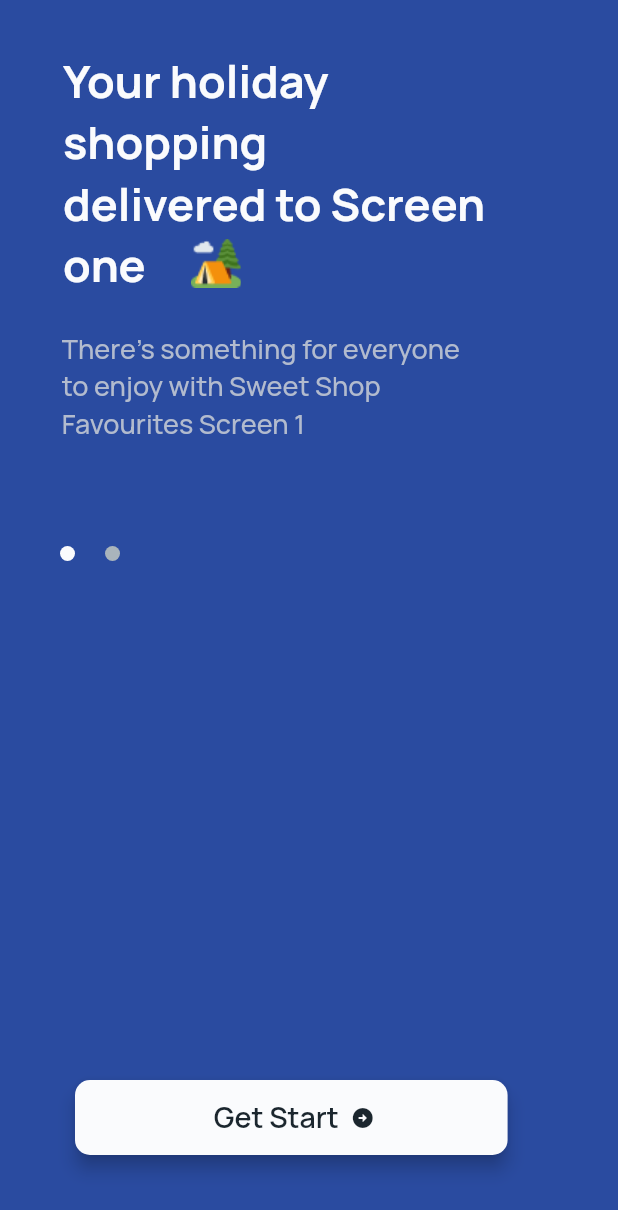
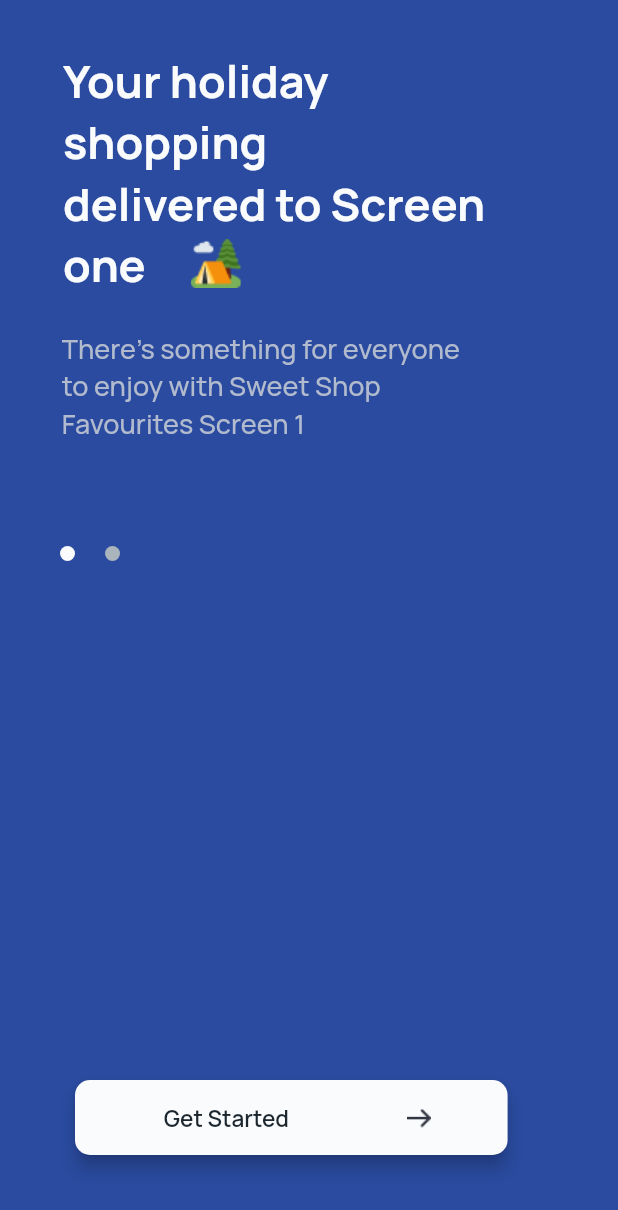
Before and after one commit to MuhammadNabeel28/E-Commerce, a Flutter app: the screen it shows after launch, on a phone screen of 412 x 824 dp. Shown: the top 1210 px of the screen. Run offline on Flutter 3.47's test engine with Material 2 defaults, Android fonts, the phone set to English and light mode, and no system bars.

Commit message:
some change

```diff
--- a/lib/view/home/getstart.dart
+++ b/lib/view/home/getstart.dart
@@ -82,15 +82,14 @@ class _GetStartState extends State<GetStart> {
                 CustomButton(
                   width: 0.7,
                   height: 50,
-                  buttonText: 'Get Start',
-                  fontSize: 19,
+                  buttonText: 'Get Started',
+                  fontSize: 15,
                   fontWeight: FontWeight.w600,
                   color: AppsColors.black,
                   backgroundColor: AppsColors.white,
-                  icon: Icons.arrow_circle_right,
+                  icon: AppsImages.arrow,
                   iconSize: 16,
-                  opticalSize: 150.0,
-                  alignment: Alignment.bottomLeft,
+                  alignment: Alignment.centerRight,
                 ),
               ],
             ),
--- a/lib/widgest/custombutton.dart
+++ b/lib/widgest/custombutton.dart
@@ -5,13 +5,14 @@ class CustomButton extends StatelessWidget {
   final double height;
   final Color? backgroundColor;
   final String buttonText;
-  final IconData? icon;
+  final String? icon;
   final double? iconSize;
   final FontWeight? fontWeight;
   final double? fontSize;
   final Color? color;
   final double? opticalSize;
   final AlignmentGeometry alignment = Alignment.center;
+  final TextDirection? textDirection;
 
   const CustomButton({
     super.key,
@@ -26,6 +27,7 @@ class CustomButton extends StatelessWidget {
     this.color,
     this.opticalSize,
     required Alignment alignment,
+    this.textDirection,
   });
 
   @override
@@ -33,9 +35,7 @@ class CustomButton extends StatelessWidget {
     return SizedBox(
       width: MediaQuery.of(context).size.width * width,
       height: height,
-      child: Directionality(
-        textDirection: TextDirection.rtl,
-        child: ElevatedButton.icon(
+      child: ElevatedButton(
         onPressed: () {},
         style: ElevatedButton.styleFrom(
           backgroundColor: backgroundColor,
@@ -44,7 +44,14 @@ class CustomButton extends StatelessWidget {
             borderRadius: BorderRadius.circular(10),
           ),
         ),
-          label: Text(
+        child: Stack(
+          children: [
+            Container(
+              margin: const EdgeInsets.only(
+                left: 8,
+                // top: 4,
+              ),
+              child: Text(
                 buttonText,
                 style: TextStyle(
                   fontFamily: 'Manrope',
@@ -53,15 +60,19 @@ class CustomButton extends StatelessWidget {
                   color: color,
                 ),
               ),
-          icon: Align(
+            ),
+            Container(
+              margin: const EdgeInsets.only(
+                left: 170,
+                top: 4,
+              ),
+              child: Image.asset(
+                '$icon',
+                width: iconSize,
                 alignment: alignment,
-            child: Icon(
-              icon,
-              size: iconSize,
-              color: color,
-              opticalSize: opticalSize,
               ),
             ),
+          ],
         ),
       ),
     );
```
Lines whose indentation alone changed are shown as unchanged.
